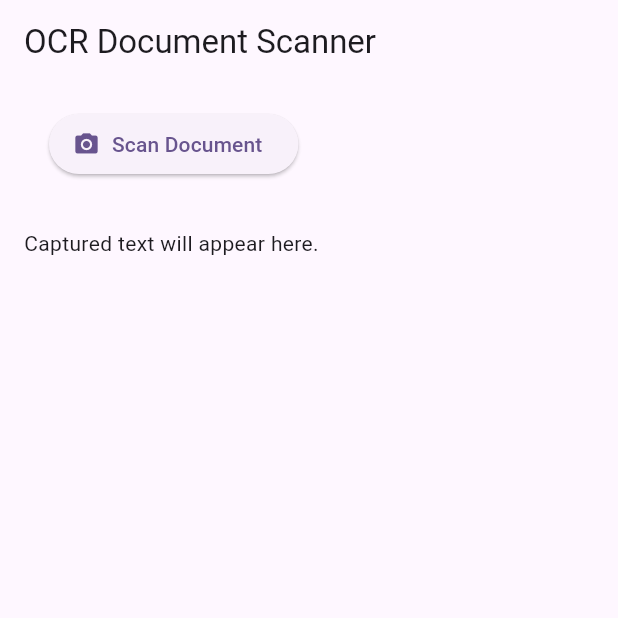
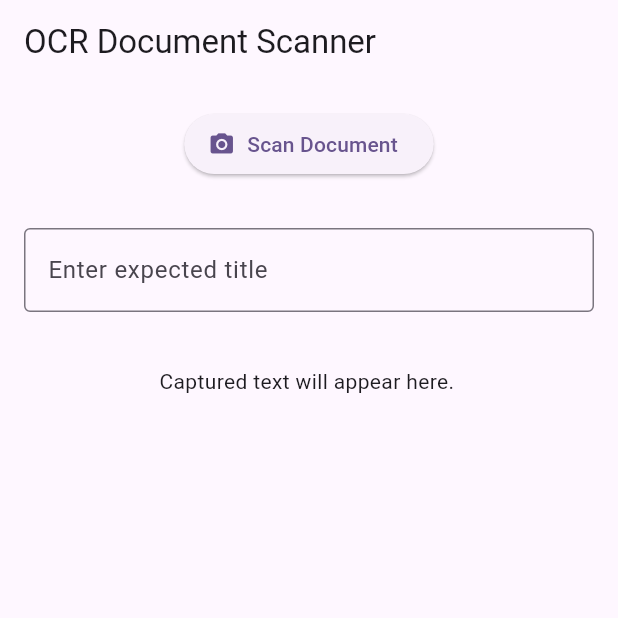
Before and after one commit to lokesh96656/doc-scanner-, a Flutter app: the screen it shows after launch, on a phone screen of 412 x 824 dp, the top half of it. Run offline on Flutter 3.47's test engine with Material 3 defaults, Android fonts, the phone set to English and light mode, and no system bars; our stand-ins replace image_picker; missing offline and left inert: google_mlkit_text_recognition.

Commit message:
% match with title

```diff
--- a/lib/main.dart
+++ b/lib/main.dart
@@ -46,15 +46,94 @@
 class _MyHomePageState extends State<MyHomePage> {
   final ImagePicker _picker = ImagePicker();
   final TextRecognizer _textRecognizer = TextRecognizer();
+  final TextEditingController _titleController = TextEditingController();
 
   String _recognizedText = '';
   bool _isProcessing = false;
   XFile? _imageFile;
+  String? _detectedTitle;
+  double? _matchPercent;
+  bool? _isTitleMatch;
 
   @override
   void dispose() {
+    _titleController.dispose();
     _textRecognizer.close();
     super.dispose();
+  }
+
+  String? _extractTitle(String text) {
+    final lines = text.split('\n');
+    final regex = RegExp(
+      r'title\s*:\s*(.+)',
+      caseSensitive: false,
+    );
+    for (final line in lines) {
+      final match = regex.firstMatch(line);
+      if (match != null) {
+        return match.group(1)?.trim();
+      }
+    }
+    return null;
+  }
+
+  void _updateMatch() {
+    final expected = _titleController.text.trim();
+    final detected = _detectedTitle?.trim() ?? '';
+
+    if (expected.isEmpty || detected.isEmpty) {
+      setState(() {
+        _matchPercent = null;
+        _isTitleMatch = null;
+      });
+      return;
+    }
+
+    final similarity =
+        _calculateSimilarity(expected.toLowerCase(), detected.toLowerCase());
+
+    setState(() {
+      _matchPercent = similarity * 100;
+      _isTitleMatch = similarity >= 0.8;
+    });
+  }
+
+  double _calculateSimilarity(String a, String b) {
+    if (a.isEmpty && b.isEmpty) {
+      return 1.0;
+    }
+    if (a.isEmpty || b.isEmpty) {
+      return 0.0;
+    }
+
+    final m = a.length;
+    final n = b.length;
+    final dp = List.generate(
+      m + 1,
+      (_) => List<int>.filled(n + 1, 0),
+    );
+
+    for (var i = 0; i <= m; i++) {
+      dp[i][0] = i;
+    }
+    for (var j = 0; j <= n; j++) {
+      dp[0][j] = j;
+    }
+
+    for (var i = 1; i <= m; i++) {
+      for (var j = 1; j <= n; j++) {
+        final cost = a[i - 1] == b[j - 1] ? 0 : 1;
+        dp[i][j] = [
+          dp[i - 1][j] + 1,
+          dp[i][j - 1] + 1,
+          dp[i - 1][j - 1] + cost,
+        ].reduce((value, element) => value < element ? value : element);
+      }
+    }
+
+    final distance = dp[m][n];
+    final maxLen = m > n ? m : n;
+    return 1.0 - distance / maxLen;
   }
 
   Future<void> _scanDocument() async {
@@ -80,8 +159,10 @@
 
       setState(() {
         _recognizedText = recognizedText.text;
+        _detectedTitle = _extractTitle(recognizedText.text);
         _isProcessing = false;
       });
+      _updateMatch();
     } catch (e) {
       setState(() {
         _isProcessing = false;
@@ -115,6 +196,42 @@
               ),
             ],
             const SizedBox(height: 16),
+            TextField(
+              controller: _titleController,
+              decoration: const InputDecoration(
+                labelText: 'Enter expected title',
+                border: OutlineInputBorder(),
+              ),
+              onChanged: (_) => _updateMatch(),
+            ),
+            const SizedBox(height: 12),
+            if (_detectedTitle != null)
+              Align(
+                alignment: Alignment.centerLeft,
+                child: Text(
+                  'Detected title: $_detectedTitle',
+                  style: const TextStyle(fontWeight: FontWeight.w500),
+                ),
+              )
+            else if (_recognizedText.isNotEmpty)
+              const Align(
+                alignment: Alignment.centerLeft,
+                child: Text('No "Title:" section found in image.'),
+              ),
+            const SizedBox(height: 8),
+            if (_matchPercent != null && _isTitleMatch != null)
+              Align(
+                alignment: Alignment.centerLeft,
+                child: Text(
+                  'Match: ${_isTitleMatch! ? 'True' : 'False'} '
+                  '(${_matchPercent!.toStringAsFixed(1)}%)',
+                  style: TextStyle(
+                    fontWeight: FontWeight.bold,
+                    color: _isTitleMatch! ? Colors.green : Colors.red,
+                  ),
+                ),
+              ),
+            const SizedBox(height: 16),
             Expanded(
               child: SingleChildScrollView(
                 child: SelectableText(
```
